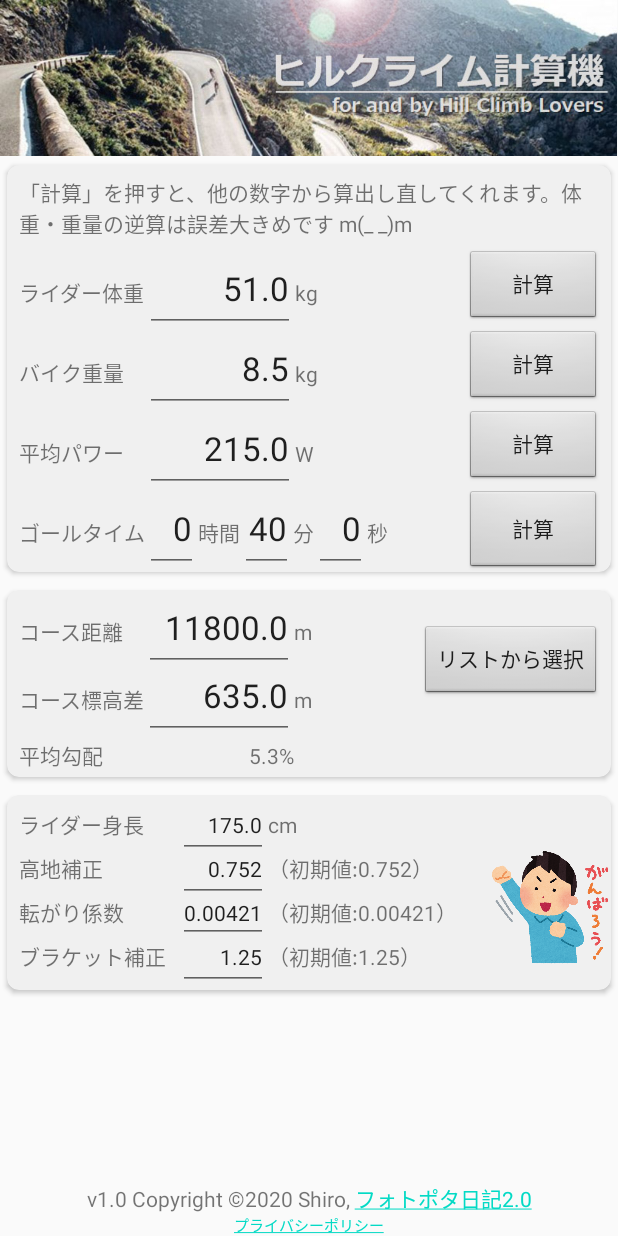
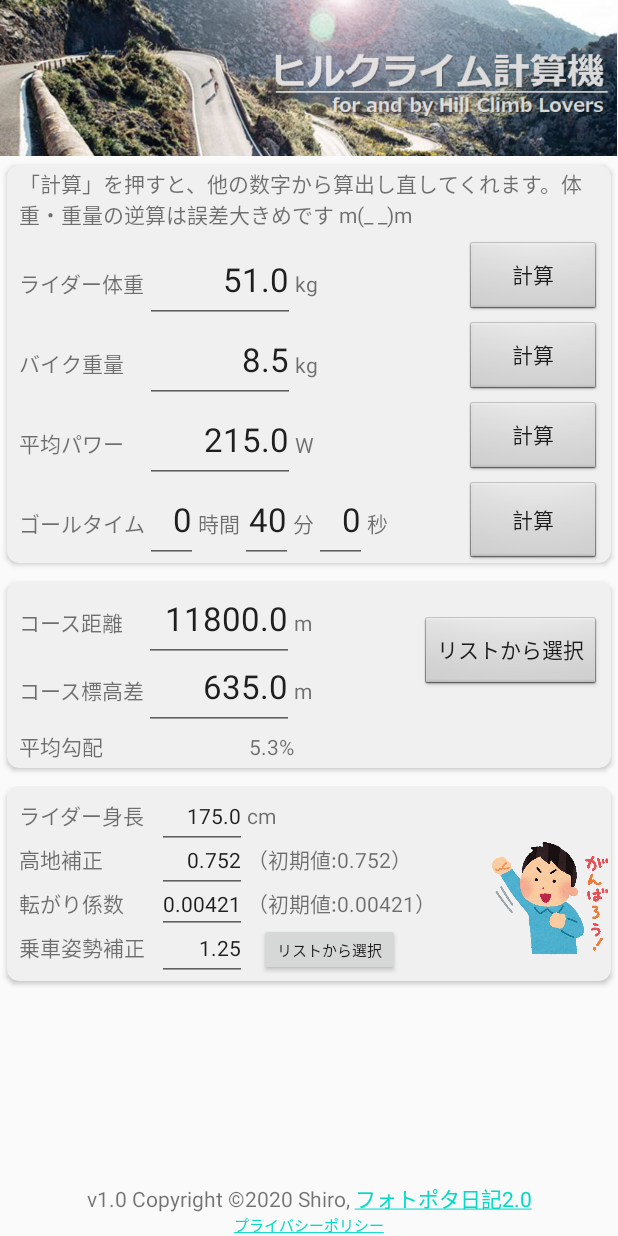
Before and after one commit to Shiro32/HillclimbCalculator, an Android app: the screen it shows after launch (MainActivity), on a phone screen of 412 x 824 dp. Run offline under Robolectric (Android 15) with nearby library versions, the phone set to English and light mode, and no system bars; libraries missing offline, so code that uses them is left out: io.realm, io.realm.kotlin; 7 statements that could not run were skipped.

Commit message:
乗車姿勢選択画面を増設 下手にコピペで作ったらものすごく大変だった・・・。

```diff
--- a/app/src/main/AndroidManifest.xml
+++ b/app/src/main/AndroidManifest.xml
@@ -10,7 +10,10 @@
         android:roundIcon="@mipmap/ic_launcher_round"
         android:supportsRtl="true"
         android:theme="@style/AppTheme">
-        <activity android:name=".AboutActivity"></activity>
+        <activity android:name=".PosSelectActivity"
+           android:label="乗車姿勢による空気抵抗補正"
+           android:theme="@style/AppTheme.NoActionBar" />
+        <activity android:name=".AboutActivity" />
         <activity
             android:name=".CourseEditActivity"
             android:label="コース編集"
--- a/app/src/main/java/com/sakuraweb/fotopota/hillclimbcalculator/MainActivity.kt
+++ b/app/src/main/java/com/sakuraweb/fotopota/hillclimbcalculator/MainActivity.kt
@@ -1,9 +1,8 @@
 package com.sakuraweb.fotopota.hillclimbcalculator
 
+import android.app.Activity
 import android.content.Context
 import android.content.Intent
-import android.graphics.Color
-import android.graphics.PorterDuff
 import android.graphics.drawable.Drawable
 import androidx.appcompat.app.AppCompatActivity
 import android.os.Bundle
@@ -14,14 +13,14 @@ import android.text.method.LinkMovementMethod
 import android.view.*
 import android.view.inputmethod.InputMethodManager
 import android.widget.EditText
-import android.widget.TextView
-import android.widget.Toast
 import kotlinx.android.synthetic.main.activity_main.*
-import kotlinx.android.synthetic.main.black_toast_layout.*
 import kotlin.math.asin
 import kotlin.math.cos
 import kotlin.math.round
 import kotlin.math.sqrt
+
+val REQUEST_CODE_COURSE_SELECT = 1
+val REQUEST_CODE_POS_SELECT = 2
 
 // メイン画面クラス
 // 実際にはRealmデータベースの初期化処理などがあるため、これが最初の実行コードではない
@@ -30,19 +29,19 @@ class MainActivity : AppCompatActivity() {
 
     // 計算用に各種要素はローカル変数で持つ
     // TextEdit入力途中の人に対応すべく、結局は、各計算時にTextEdit→ローカル変数への読み込みをやる
-    private var bodyWeight: Double = 0.0
-    private var bodyHeight: Double = 0.0
-    private var bikeWeight: Double = 0.0
-    private var avePower: Double = 0.0
-    private var goalTimeHour: Int = 0
-    private var goalTimeMin: Int = 0
-    private var goalTimeSec: Int = 0
-    private var blacketAdjust: Double = 0.0
-    private var highAdjust: Double = 0.0
-    private var rollingAdjust: Double = 0.0
-    private var courseHeight: Double = 635.0
-    private var courseLength: Double = 11800.0
-    private var courseName: String = " "
+    private var bodyWeight = 0.0
+    private var bodyHeight = 0.0
+    private var bikeWeight = 0.0
+    private var avePower = 0.0
+    private var goalTimeHour = 0
+    private var goalTimeMin = 0
+    private var goalTimeSec = 0
+    private var blacketAdjust = 0.0
+    private var highAdjust = 0.0
+    private var rollingAdjust = 0.0
+    private var courseHeight = 635.0
+    private var courseLength = 11800.0
+    private var courseName = " "
 
     // 以下の２つは計算上の定数
     private val fujii: Double = 0.00007638
@@ -68,28 +67,33 @@ class MainActivity : AppCompatActivity() {
         // 背景点滅用
         defaultBack = bodyWeightEdit.background
 
-        // 画面フォーカス用に
+        // 画面フォーカス制御用
         inputMethodManager = getSystemService(Context.INPUT_METHOD_SERVICE) as InputMethodManager        // 入力制御用に入れておく
 
-        // 計算用ボタンのリスナを設定する（このクラス内なので簡単）
+        // 計算用ボタンのリスナを設定する（全部クラス内なので簡単）
         recalcPowerBtn.setOnClickListener() {recalcPower()}
         recalcTimeBtn.setOnClickListener() {recalcGoalTime()}
         recalcBodyWeightBtn.setOnClickListener() {recalcBodyWeight()}
         recalcBikeWeightBtn.setOnClickListener() {recalcBikeWeight()}
 
-        // About画面
+        // About画面リスナ
         imageTitleBtn.setOnClickListener() {
             val intent = Intent(this, AboutActivity::class.java)
             startActivity(intent)
         }
 
-        // コース選択ボタンのリスナを設定
-        // CourseListActivityへ遷移する。特段Intentなしで。
+        // コース選択ボタンリスナ。CourseListActivityへ遷移する。特段Intentなしで。
         courseSelectBtn.setOnClickListener() {
             val intent = Intent(this, CourseListActivity::class.java)
 
             // 結果を戻すことを前提に別Activityを呼び出す。処理は、onActivityResultメソッドで！
-            startActivityForResult(intent, 1)
+            startActivityForResult(intent, REQUEST_CODE_COURSE_SELECT)
+        }
+
+        // ポジション選択ボタンのリスナ
+        posSelectBtn.setOnClickListener() {
+            val intent = Intent( this , PosSelectActivity::class.java)
+            startActivityForResult(intent, REQUEST_CODE_POS_SELECT)
         }
 
         // copyrightメッセージにURLを埋め込む
@@ -100,21 +104,25 @@ class MainActivity : AppCompatActivity() {
         ppText.setText(Html.fromHtml("<a href=\"http://fotopota.sakuraweb.com/privacy-hhc.html\">プライバシーポリシー</a>"))
         ppText.movementMethod = LinkMovementMethod.getInstance()
 
-//      Toast.makeText(applicationContext, "MainのOnCreate", Toast.LENGTH_LONG).show()
     }
-    // onCreate
+    // onCreateおわり
 
+
+    //　他の画面（選択ボタンなど）からの戻りはすべてここで処理
+    // reestCodeで呼び出し元を判定して、処理する
     override fun onActivityResult(requestCode: Int, resultCode: Int, data: Intent?) {
         super.onActivityResult(requestCode, resultCode, data)
 
-        // 選択画面からの戻り時はIntentでコースデータを伝えてくるので反映する
-        // ★コース名なども引っ張ってこよう
-        if( resultCode == RESULT_OK) {
+        when (requestCode) {
+
+            // コースセレクトボタン
+            REQUEST_CODE_COURSE_SELECT -> {
+                if (resultCode == RESULT_OK) {
                     val l = data?.getStringExtra("length")
                     val h = data?.getStringExtra("height")
                     val n = data?.getStringExtra("name")
 
-            if( l!=null && h!=null && n!=null ) {
+                    if (l != null && h != null && n != null) {
                         courseLengthEdit.setText(l.toString())
                         courseHeightEdit.setText(h.toString())
                         courseNameText.setText(n.toString())
@@ -124,9 +132,27 @@ class MainActivity : AppCompatActivity() {
                 }
             }
 
+            // ポジション選択ボタン
+            REQUEST_CODE_POS_SELECT -> {
+                if (resultCode == RESULT_OK) {
+                    val n = data?.getStringExtra("name")
+                    val v = data?.getStringExtra( "value" )
+                    if (n != null && v!=null ) {
+                        posAdjustEdit.setText(v.toString())
+                        BlackToast(applicationContext, "$n にセットしました")
+                    }
+                }
+            }
+
+            else -> {}
+        }
+    }
+
+    // コース距離と標高差から勾配を求めて表示する
+    // 勾配データは保持させないので、距離と標高差に変化があるたびに呼び出されて更新
     private fun setGradeText() {
-        val l:Double = courseLengthEdit.text.toString().toDouble()
-        val h:Double = courseHeightEdit.text.toString().toDouble()
+        val l = courseLengthEdit.text.toString().toDouble()
+        val h = courseHeightEdit.text.toString().toDouble()
 
         courseGrade.setText(
             ((h/l*1000).toInt().toDouble()/10).toString()
@@ -134,12 +160,13 @@ class MainActivity : AppCompatActivity() {
     }
 
     // よその画面から戻ってきたとき（初回起動、コース選択画面からの戻り）
+    // 最初、ここでいろいろやらせてたけど間違い。onActivityResultでやらせるのが正解
     override fun onResume() {
         super.onResume()
     }
 
 
-    // アプリの実質的な終了処理
+    // アプリの実質的な終了処理（意外だけど、destroyではない）
     // プリファレンスにデータを書き込む
     override fun onPause() {
         super.onPause()
@@ -150,16 +177,12 @@ class MainActivity : AppCompatActivity() {
     // 入力箇所（EditText）以外をタップしたときに、フォーカスをオフにする
     override fun dispatchTouchEvent(ev: MotionEvent?): Boolean {
         clearFocus()
-
         return super.dispatchTouchEvent(ev)
-
     }
 
-
-
      private fun clearFocus() {
+        // 画面更新があるはずなので、ここで勾配データも再表示しておく
         setGradeText()
-
          // キーボードを隠す
         inputMethodManager.hideSoftInputFromWindow(contentLayoutBase.getWindowToken(), InputMethodManager.HIDE_NOT_ALWAYS)
         // 背景にフォーカスを移す
@@ -180,7 +203,7 @@ class MainActivity : AppCompatActivity() {
         if(!goalTimeHourEdit.text.toString().equals("")) goalTimeHour = goalTimeHourEdit.text.toString().toInt() else goalTimeHour = 0
         if(!goalTimeMinEdit.text.toString().equals("")) goalTimeMin = goalTimeMinEdit.text.toString().toInt() else goalTimeMin = 0
         if(!goalTimeSecEdit.text.toString().equals("")) goalTimeSec = goalTimeSecEdit.text.toString().toInt() else goalTimeSec = 0
-        if(!blacketAdjustEdit.text.toString().equals("")) blacketAdjust = blacketAdjustEdit.text.toString().toDouble() else blacketAdjust = 0.0
+        if(!posAdjustEdit.text.toString().equals("")) blacketAdjust = posAdjustEdit.text.toString().toDouble() else blacketAdjust = 0.0
         if(!highAdjustEdit.text.toString().equals("")) highAdjust = highAdjustEdit.text.toString().toDouble() else highAdjust = 0.0
         if(!rollingAdjustEdit.text.toString().equals("")) rollingAdjust = rollingAdjustEdit.text.toString().toDouble() else rollingAdjust = 0.0
         if(!courseLengthEdit.text.toString().equals("")) courseLength = courseLengthEdit.text.toString().toDouble() else courseLength = 0.0
@@ -214,7 +237,7 @@ class MainActivity : AppCompatActivity() {
             goalTimeHourEdit.setText(goalTimeHour.toString())
             goalTimeMinEdit.setText(goalTimeMin.toString())
             goalTimeSecEdit.setText(goalTimeSec.toString())
-            blacketAdjustEdit.setText(blacketAdjust.toString())
+            posAdjustEdit.setText(blacketAdjust.toString())
             highAdjustEdit.setText(highAdjust.toString())
             rollingAdjustEdit.setText(rollingAdjust.toString())
             courseLengthEdit.setText(courseLength.toString())
@@ -230,7 +253,6 @@ class MainActivity : AppCompatActivity() {
     // 共用プリファレンスに諸設定データを書き出す
     // なんだかんだ言って、EditTextがその時点での最新値なので、EditTextから読んで書き出す
     private fun saveDataToPref() {
-
         // textEditから数字を読みだす。もしかすると、これを経由しないで、直接、TEditTextから書いていいかも
         loadDataFromEdit()
 
@@ -403,4 +425,4 @@ class MainActivity : AppCompatActivity() {
         highlightEdit(goalTimeHourEdit, goalTimeMinEdit,goalTimeSecEdit)
     }
 
-}
+} // MainActivityクラス
--- a/app/src/main/res/layout/activity_course_edit.xml
+++ b/app/src/main/res/layout/activity_course_edit.xml
@@ -163,7 +163,7 @@
         android:layout_width="wrap_content"
         android:layout_height="wrap_content"
         android:background="@android:drawable/btn_default_small"
-        android:text="@string/courseEditCanselBtn"
+        android:text="@string/courseEditCancelBtn"
         android:textAppearance="@style/TextAppearance.AppCompat.Large"
         app:layout_constraintEnd_toEndOf="parent"
         app:layout_constraintHorizontal_bias="0.5"
--- a/app/src/main/res/layout/activity_main.xml
+++ b/app/src/main/res/layout/activity_main.xml
@@ -56,7 +56,7 @@
                         android:layout_width="0dp"
                         android:layout_height="wrap_content"
                         android:layout_marginStart="8dp"
-                        android:layout_marginTop="8dp"
+                        android:layout_marginTop="2dp"
                         android:layout_marginEnd="8dp"
                         android:text="@string/Help_text"
                         android:textAppearance="@style/TextAppearance.AppCompat.Small"
@@ -469,7 +469,7 @@
                         android:selectAllOnFocus="true"
                         android:textAppearance="@style/TextAppearance.AppCompat.Small"
                         app:layout_constraintStart_toEndOf="@+id/bodyHeightText"
-                        app:layout_constraintStart_toStartOf="@+id/blacketAdjustEdit"
+                        app:layout_constraintStart_toStartOf="@+id/posAdjustEdit"
                         app:layout_constraintTop_toTopOf="parent" />
 
                     <TextView
@@ -503,42 +503,34 @@
                         android:selectAllOnFocus="true"
                         android:textAppearance="@style/TextAppearance.AppCompat.Small"
                         app:layout_constraintBaseline_toBaselineOf="@+id/highAdjustText"
-                        app:layout_constraintStart_toEndOf="@+id/blacketAdjustText" />
+                        app:layout_constraintStart_toEndOf="@+id/posAdjustText" />
 
                     <EditText
-                        android:id="@+id/blacketAdjustEdit"
+                        android:id="@+id/posAdjustEdit"
                         android:layout_width="60dp"
                         android:layout_height="wrap_content"
                         android:layout_marginStart="8dp"
                         android:layout_marginLeft="8dp"
                         android:ems="10"
                         android:gravity="right"
-                        android:hint="@string/blacketAdjuster_hint"
+                        android:hint="@string/posAdjuster_hint"
                         android:inputType="numberDecimal"
                         android:selectAllOnFocus="true"
                         android:textAppearance="@style/TextAppearance.AppCompat.Small"
-                        app:layout_constraintBaseline_toBaselineOf="@+id/blacketAdjustText"
-                        app:layout_constraintStart_toEndOf="@+id/blacketAdjustText" />
+                        app:layout_constraintBaseline_toBaselineOf="@+id/posAdjustText"
+                        app:layout_constraintStart_toEndOf="@+id/posAdjustText" />
 
                     <TextView
-                        android:id="@+id/blacketAdjustText"
+                        android:id="@+id/posAdjustText"
                         android:layout_width="wrap_content"
                         android:layout_height="wrap_content"
                         android:layout_marginStart="8dp"
                         android:layout_marginLeft="8dp"
                         android:layout_marginTop="8dp"
-                        android:text="@string/blacketAdjuster_text"
+                        android:text="@string/posAdjuster_text"
                         android:textAppearance="@style/TextAppearance.AppCompat.Small"
                         app:layout_constraintStart_toStartOf="parent"
                         app:layout_constraintTop_toBottomOf="@+id/rollingAdjustText" />
-
-                    <TextView
-                        android:id="@+id/blacketAdjustDefaultText"
-                        android:layout_width="wrap_content"
-                        android:layout_height="wrap_content"
-                        android:text="@string/blacketAdjuster_default"
-                        app:layout_constraintBaseline_toBaselineOf="@+id/blacketAdjustEdit"
-                        app:layout_constraintStart_toEndOf="@+id/blacketAdjustEdit" />
 
                     <TextView
                         android:id="@+id/rollingAdjustText"
@@ -569,6 +561,18 @@
                         app:layout_constraintEnd_toEndOf="parent"
                         app:srcCompat="@drawable/fight_man" />
 
+                    <Button
+                        android:id="@+id/posSelectBtn"
+                        android:layout_width="wrap_content"
+                        android:layout_height="wrap_content"
+                        android:layout_marginStart="8dp"
+                        android:layout_marginLeft="8dp"
+                        android:minHeight="0dp"
+                        android:text="@string/posSelectBtn"
+                        android:textSize="10sp"
+                        app:layout_constraintBaseline_toBaselineOf="@+id/posAdjustEdit"
+                        app:layout_constraintStart_toEndOf="@+id/posAdjustEdit" />
+
                     <EditText
                         android:id="@+id/rollingAdjustEdit"
                         android:layout_width="60dp"
@@ -582,7 +586,7 @@
                         android:selectAllOnFocus="true"
                         android:textAppearance="@style/TextAppearance.AppCompat.Small"
                         app:layout_constraintBaseline_toBaselineOf="@+id/rollingAdjustText"
-                        app:layout_constraintStart_toEndOf="@+id/blacketAdjustText" />
+                        app:layout_constraintStart_toEndOf="@+id/posAdjustText" />
 
                 </androidx.constraintlayout.widget.ConstraintLayout>
             </androidx.cardview.widget.CardView>
--- a/app/src/main/res/values/strings.xml
+++ b/app/src/main/res/values/strings.xml
@@ -19,8 +19,8 @@
     <string name="goalTimeSec_unit">秒</string>
     <string name="recalcBtn">計算</string>
 
-    <string name="blacketAdjuster_text">ブラケット補正</string>
-    <string name="blacketAdjuster_hint">1.25程度</string>
+    <string name="posAdjuster_text">乗車姿勢補正</string>
+    <string name="posAdjuster_hint">1.25程度</string>
 
     <string name="highAdjuster_text">高地補正</string>
     <string name="highAdjuster_hint">0.725程度</string>
@@ -40,7 +40,7 @@
     <string name="courseHeight_hint">標高差</string>
     <string name="courseHeightUnit_text">m</string>
     <string name="detailsHelp_text">以下は別コースや超高級タイヤなどの際に変更してみてください。（画面が隠れてるときは下へスクロールしてください）</string>
-    <string name="blacketAdjuster_default">（初期値:1.25）</string>
+    <string name="posAdjuster_default">（初期値:1.25）</string>
     <string name="highAdjuster_default">（初期値:0.752）</string>
     <string name="rollingAdjuster_default">（初期値:0.00421）</string>
 
@@ -78,7 +78,16 @@
     <string name="oneGradeUnitText">%</string>
     <string name="help_top">ヒルクライム計算機</string>
     <string name="aboutOkBtnText">了解</string>
-    <string name="courseEditCanselBtn">キャンセル</string>
+    <string name="courseEditCancelBtn">キャンセル</string>
     <string name="courseGradeLabel">平均勾配</string>
     <string name="courseGradeUnit">%</string>
+    <string name="posSelectBtn">リストから選択</string>
+    <string name="posHeaderText">乗車姿勢による空気抵抗の変化を補正します。\nロードバイクの基本（＾＾）である下ハンドル時の抵抗を標準（1.0）として、各乗車姿勢による係数を設定します。\nメイン画面では任意の係数を設定することもできます。</string>
+    <string name="posUnderBtnText">下ハンドル（1.0）</string>
+    <string name="posBlacketBtnText">ブラケット（1.25）</string>
+    <string name="posTopBtnText">上ハンドル（1.38）</string>
+    <string name="posDancingBtnText">ダンシング（1.73）</string>
+    <string name="posAeroBtnText">エアロポジション（0.94）</string>
+    <string name="posSaveBtnText">選択</string>
+    <string name="posCancelBtnText">キャンセル</string>
 </resources>
```
Also changed, not shown: app/src/main/java/com/sakuraweb/fotopota/hillclimbcalculator/PosSelectActivity.kt (added, +65 -0 lines), app/src/main/res/layout/activity_pos_select.xml (added, +125 -0 lines), app/src/main/res/drawable/climbing.jpg (added). Lines whose indentation alone changed are shown as unchanged.
